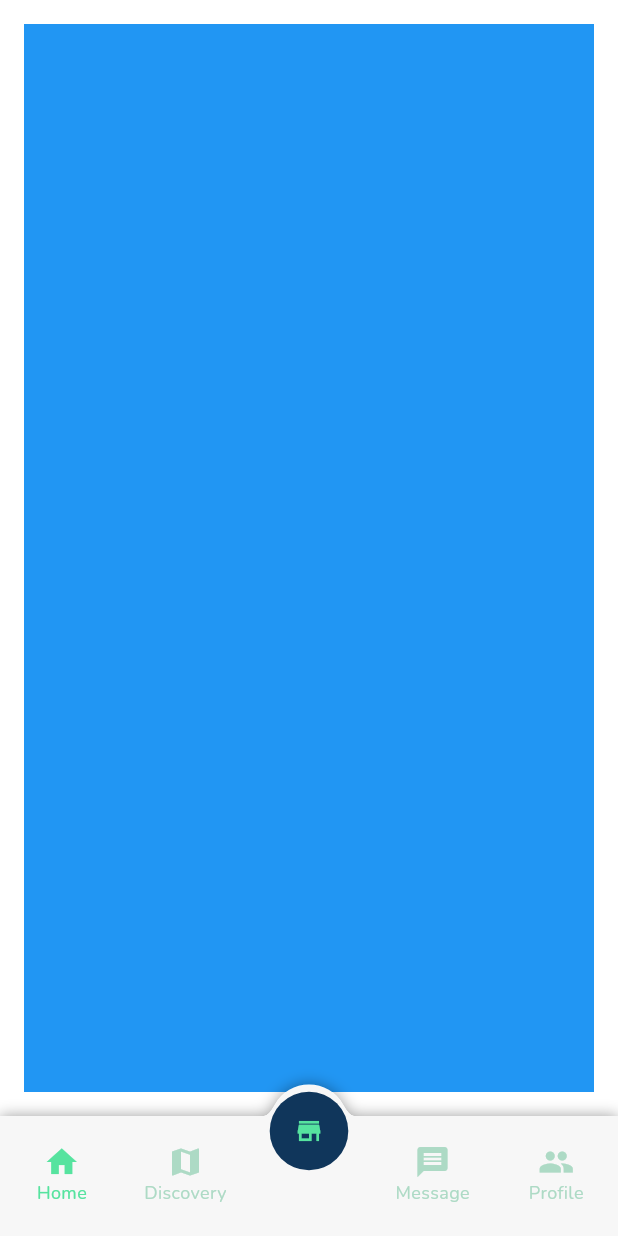
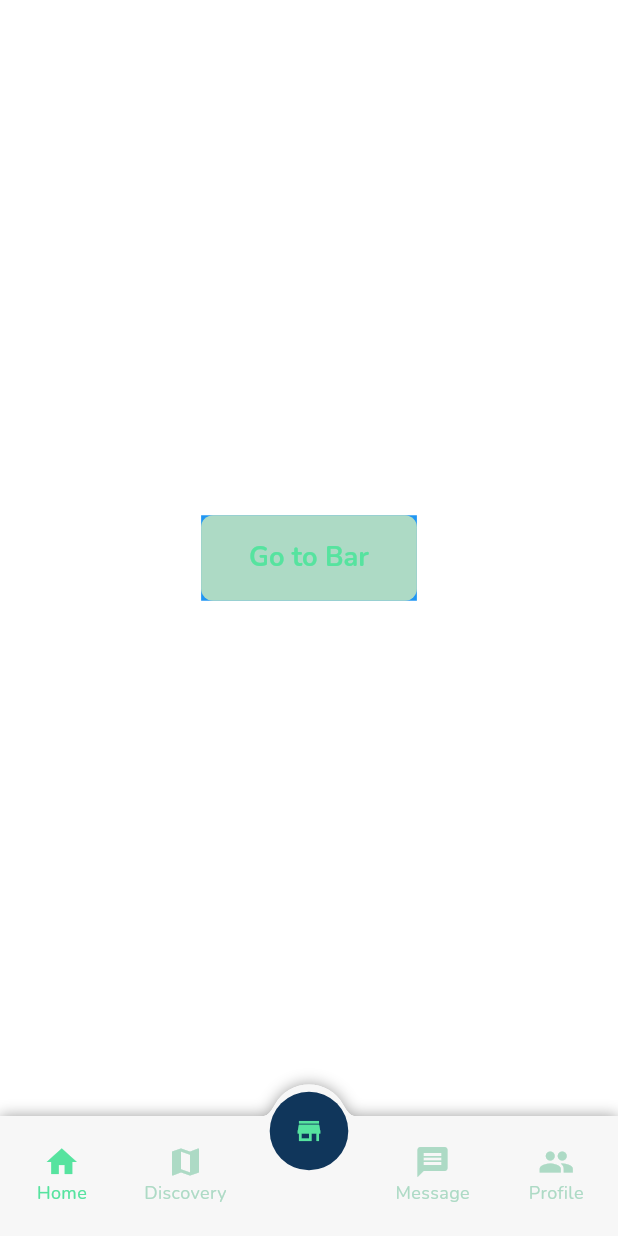
Before and after one commit to FelippeNO/bento_challenge, a Flutter app: the screen it shows after launch, after a tap on "Home", on a phone screen of 412 x 824 dp. Run offline on Flutter 3.47's test engine with Material 3 defaults, Android fonts, the phone set to English and light mode, and no system bars; our stand-ins replace flutter_modular.

Commit message:
initialized product module and product details view

```diff
--- a/bento_challenge/lib/app_module.dart
+++ b/bento_challenge/lib/app_module.dart
@@ -1,4 +1,5 @@
-import 'package:bento_challenge/main.dart';
+import 'package:bento_challenge/product/product_module.dart';
+import 'package:bento_challenge/root/presentation/views/root_view.dart';
 import 'package:flutter_modular/flutter_modular.dart';
 
 class AppModule extends Module {
@@ -6,13 +7,13 @@ class AppModule extends Module {
   void binds(i) {}
 
   @override
-  List<Module> imports = [];
+  List<Module> imports = [
+    ProductModule(),
+  ];
 
   @override
   void routes(r) {
-    r.child('/',
-        child: (context) => const MyHomePage(
-              title: 'Bento Challenge',
-            ));
+    r.child('/', child: (context) => const RootView());
+    r.module('/product', module: ProductModule());
   }
 }
--- a/bento_challenge/lib/main.dart
+++ b/bento_challenge/lib/main.dart
@@ -1,8 +1,5 @@
 import 'package:bento_challenge/app_module.dart';
-import 'package:bento_challenge/core/design/ui_colors.dart';
 import 'package:bento_challenge/core/design/ui_theme_data.dart';
-import 'package:bento_challenge/root/navbar/bar.dart';
-import 'package:bento_challenge/root/navbar/item.dart';
 import 'package:flutter/material.dart';
 import 'package:flutter_modular/flutter_modular.dart';
 
@@ -27,46 +24,3 @@ class MyApp extends StatelessWidget {
     );
   }
 }
-
-class MyHomePage extends StatefulWidget {
-  const MyHomePage({super.key, required this.title});
-
-  final String title;
-
-  @override
-  State<MyHomePage> createState() => _MyHomePageState();
-}
-
-class _MyHomePageState extends State<MyHomePage> {
-  @override
-  Widget build(BuildContext context) {
-    return Scaffold(
-      body: Container(
-        color: Colors.white,
-        padding: const EdgeInsets.all(16),
-        child: Container(
-          color: Colors.blue,
-        ),
-      ),
-      bottomNavigationBar: ConvexAppBar(
-        backgroundColor: UIColors.alabaster,
-        activeColor: UIColors.shamrock,
-        color: UIColors.fringyFlower,
-        style: TabStyle.fixedCircle,
-        elevation: 5,
-        height: 80,
-        curveSize: 130,
-        top: -60,
-        items: const [
-          TabItem(icon: Icons.home, title: 'Home'),
-          TabItem(icon: Icons.map, title: 'Discovery'),
-          TabItem(icon: Icons.store, title: 'Add'),
-          TabItem(icon: Icons.message, title: 'Message'),
-          TabItem(icon: Icons.people, title: 'Profile'),
-        ],
-        initialActiveIndex: 2,
-        onTap: (int i) => print('click index=$i'),
-      ),
-    );
-  }
-}
--- /dev/null
+++ b/bento_challenge/lib/product/presentation/views/product_details_view.dart
@@ -0,0 +1,10 @@
+import 'package:flutter/material.dart';
+
+class ProductDetailsView extends StatelessWidget {
+  const ProductDetailsView({super.key});
+
+  @override
+  Widget build(BuildContext context) {
+    return const Scaffold();
+  }
+}
--- /dev/null
+++ b/bento_challenge/lib/product/product_module.dart
@@ -0,0 +1,15 @@
+import 'package:bento_challenge/product/presentation/views/product_details_view.dart';
+import 'package:flutter_modular/flutter_modular.dart';
+
+class ProductModule extends Module {
+  @override
+  void binds(i) {}
+
+  @override
+  void routes(r) {
+    r.child(
+      '/details',
+      child: (context) => const ProductDetailsView(),
+    );
+  }
+}
--- /dev/null
+++ b/bento_challenge/lib/root/presentation/views/root_view.dart
@@ -0,0 +1,49 @@
+import 'package:bento_challenge/core/design/ui_colors.dart';
+import 'package:bento_challenge/root/navbar/bar.dart';
+import 'package:bento_challenge/root/navbar/item.dart';
+import 'package:flutter/material.dart';
+import 'package:flutter_modular/flutter_modular.dart';
+
+class RootView extends StatelessWidget {
+  const RootView({super.key});
+
+  @override
+  Widget build(BuildContext context) {
+    return Scaffold(
+      body: Container(
+        color: Colors.white,
+        padding: const EdgeInsets.all(16),
+        child: Center(
+          child: Container(
+            color: Colors.blue,
+            child: TextButton(
+              onPressed: () {
+                Modular.to.pushNamed('/product/details');
+              },
+              child: const Text('Go to Bar'),
+            ),
+          ),
+        ),
+      ),
+      bottomNavigationBar: ConvexAppBar(
+        backgroundColor: UIColors.alabaster,
+        activeColor: UIColors.shamrock,
+        color: UIColors.fringyFlower,
+        style: TabStyle.fixedCircle,
+        elevation: 5,
+        height: 80,
+        curveSize: 130,
+        top: -60,
+        items: const [
+          TabItem(icon: Icons.home, title: 'Home'),
+          TabItem(icon: Icons.map, title: 'Discovery'),
+          TabItem(icon: Icons.store, title: 'Add'),
+          TabItem(icon: Icons.message, title: 'Message'),
+          TabItem(icon: Icons.people, title: 'Profile'),
+        ],
+        initialActiveIndex: 2,
+        onTap: (int i) => print('click index=$i'),
+      ),
+    );
+  }
+}
```
